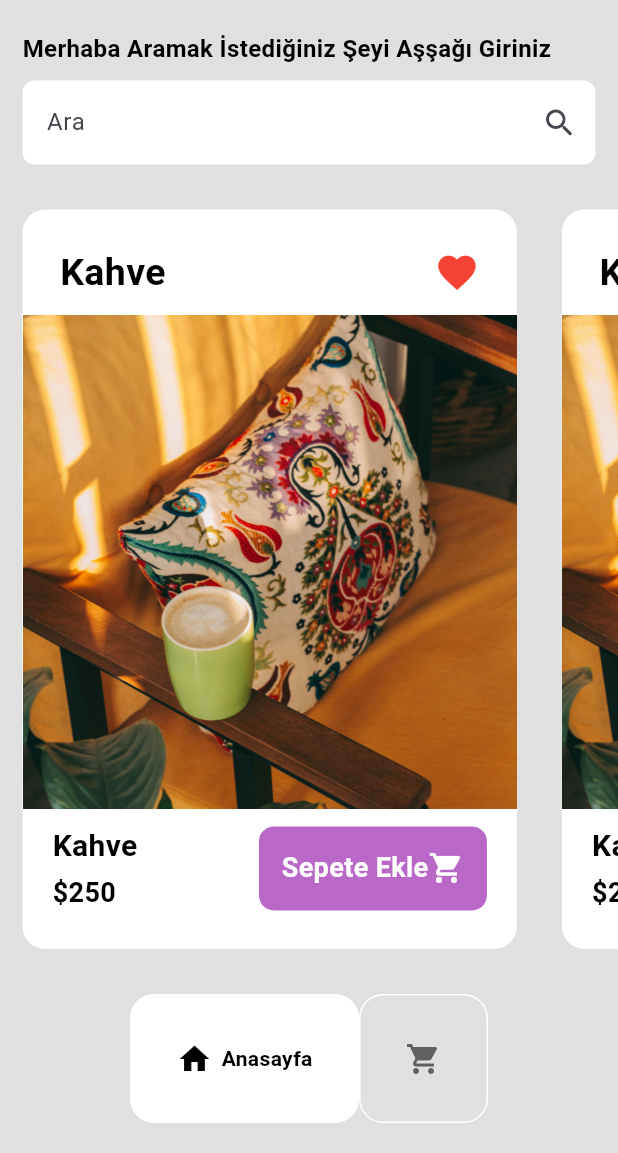
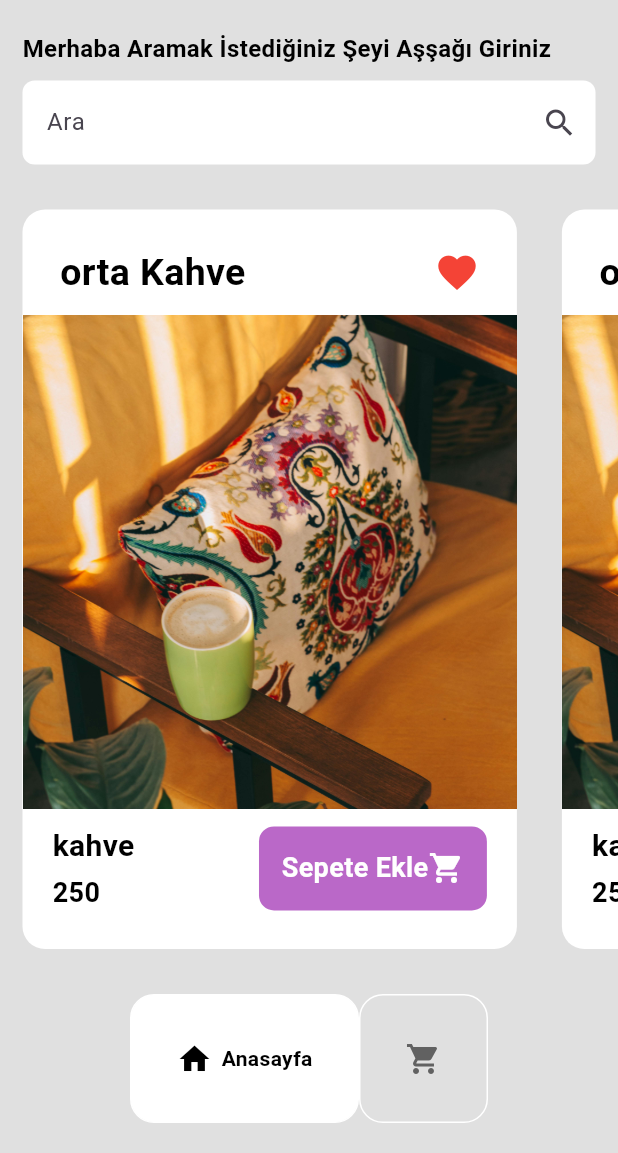
Before and after one commit to arslanahmet27/mobilUi, a Flutter app: the screen it shows once a user with an empty profile is signed in, on a phone screen of 412 x 824 dp, the part 83-1236 px from its top. Run offline on Flutter 3.47's test engine with Material 3 defaults, Android fonts, the light colour scheme and no system bars; drawn by our look-alikes of google_nav_bar; our stand-ins replace cloud_firestore, firebase_auth, firebase_core, lottie; accounts and stored records are empty.

Commit message:
commitleme tamamlandı

```diff
--- /dev/null
+++ b/lib/cart_model.dart
@@ -0,0 +1,59 @@
+import 'package:flutter/material.dart';
+
+class cartmodel extends ChangeNotifier {
+  final List shopping_cart = [
+    [
+      "orta Kahve",
+      Icons.favorite,
+      "lib/images/pexels-sedanur-kunuk-78972032-29866942.jpg",
+      "kahve",
+      "250"
+    ],
+    [
+      "ortanca kahve",
+      Icons.favorite,
+      "lib/images/pexels-sedanur-kunuk-78972032-29866942.jpg",
+      "kahe",
+      "250"
+    ],
+    [
+      "Küçük Kahve",
+      Icons.favorite,
+      "lib/images/pexels-sedanur-kunuk-78972032-29866942.jpg",
+      "kahve",
+      "250"
+    ],
+    [
+      "Büyük Kahve",
+      Icons.favorite,
+      "lib/images/pexels-sedanur-kunuk-78972032-29866942.jpg",
+      "kahve",
+      "250"
+    ],
+  ];
+
+  List _Sepetim = [];
+  get _shoppingcart => shopping_cart;
+
+  get Sepetim => _Sepetim;
+
+  void addspetimEkle(int index) {
+    _Sepetim.add(
+      _shoppingcart[index],
+    );
+    notifyListeners();
+  }
+
+  void removeSepetim(int index) {
+    _Sepetim.removeAt(index);
+    notifyListeners();
+  }
+
+  String collection() {
+    double totalPrice = 0;
+    for (var i = 0; i < _Sepetim.length; i++) {
+      totalPrice += double.parse(_Sepetim[i][1]);
+    }
+    return totalPrice.toStringAsFixed(2);
+  }
+}
--- a/lib/main.dart
+++ b/lib/main.dart
@@ -1,6 +1,8 @@
 import 'package:firebase_core/firebase_core.dart';
 import 'package:firebaseemobil/LoginPages/KayitKontrol.dart';
+import 'package:firebaseemobil/cart_model.dart';
 import 'package:flutter/material.dart';
+import 'package:provider/provider.dart';
 
 void main() async {
   WidgetsFlutterBinding.ensureInitialized();
@@ -13,9 +15,14 @@ class myapp extends StatelessWidget {
 
   @override
   Widget build(BuildContext context) {
-    return MaterialApp(
-      debugShowCheckedModeBanner: false,
-      home: Kayitkontrol(),
+    return ChangeNotifierProvider(
+      create: (context) {
+        return cartmodel();
+      },
+      builder: (context, child) => MaterialApp(
+        debugShowCheckedModeBanner: false,
+        home: Kayitkontrol(),
+      ),
     );
   }
 }
--- a/lib/models/AnaekranKutuclass.dart
+++ /dev/null
@@ -1,14 +0,0 @@
-import 'package:flutter/material.dart';
-
-class anaekran {
-  final String name;
-  final IconData emoji;
-  final String fiyat;
-  final String urunismi;
-
-  anaekran(
-      {required this.emoji,
-      required this.fiyat,
-      required this.name,
-      required this.urunismi});
-}
--- a/lib/pages/anaEkran.dart
+++ b/lib/pages/anaEkran.dart
@@ -1,6 +1,7 @@
-import 'package:firebaseemobil/models/AnaekranKutuclass.dart';
+import 'package:firebaseemobil/cart_model.dart';
 import 'package:firebaseemobil/pages/anaekranKutu.dart';
 import 'package:flutter/material.dart';
+import 'package:provider/provider.dart';
 
 class Anaekran extends StatelessWidget {
   const Anaekran({super.key});
@@ -56,17 +57,24 @@ class Anaekran extends StatelessWidget {
               height: 20,
             ),
             Expanded(
-              child: ListView.builder(
-                scrollDirection: Axis.horizontal,
-                itemCount: 4,
-                itemBuilder: (context, index) {
-                  return Anaekrankutu(
-                    kutu: anaekran(
-                      name: "Kahve",
-                      emoji: Icons.favorite,
-                      urunismi: "Kahve",
-                      fiyat: "\$250",
-                    ),
+              child: Consumer<cartmodel>(
+                builder: (context, value, child) {
+                  return ListView.builder(
+                    scrollDirection: Axis.horizontal,
+                    itemCount: value.shopping_cart.length,
+                    itemBuilder: (context, index) {
+                      return Anaekrankutu(
+                        name: value.shopping_cart[index][0],
+                        emoji: value.shopping_cart[index][1],
+                        urunismi: value.shopping_cart[index][3],
+                        fiyat: value.shopping_cart[index][4],
+                        onTap: () {
+                          Provider.of<cartmodel>(context, listen: false)
+                              .addspetimEkle(index);
+                        },
+                        resim: value.shopping_cart[index][2],
+                      );
+                    },
                   );
                 },
               ),
--- a/lib/pages/anaekranKutu.dart
+++ b/lib/pages/anaekranKutu.dart
@@ -1,16 +1,28 @@
-import 'package:firebaseemobil/models/AnaekranKutuclass.dart';
 import 'package:flutter/material.dart';
-import 'package:lottie/lottie.dart';
 
 // ignore: must_be_immutable
 class Anaekrankutu extends StatelessWidget {
-  anaekran kutu;
-  Anaekrankutu({super.key, required this.kutu});
+  final String name;
+  final IconData emoji;
+  final String urunismi;
+  final String fiyat;
+  void Function()? onTap;
+  final String resim;
+
+  Anaekrankutu(
+      {super.key,
+      required this.emoji,
+      required this.fiyat,
+      required this.name,
+      required this.urunismi,
+      required this.onTap,
+      required this.resim});
 
   @override
   Widget build(BuildContext context) {
     double _screenHeight = MediaQuery.of(context).size.height;
     double _screenwdith = MediaQuery.of(context).size.width;
+
     return Padding(
       padding: const EdgeInsets.symmetric(horizontal: 15, vertical: 10),
       child: Container(
@@ -31,14 +43,14 @@ class Anaekrankutu extends StatelessWidget {
                     mainAxisAlignment: MainAxisAlignment.spaceBetween,
                     children: [
                       Text(
-                        kutu.name,
+                        name,
                         style: TextStyle(
                             fontSize: 25,
                             fontWeight: FontWeight.bold,
                             color: Colors.black),
                       ),
                       Icon(
-                        kutu.emoji,
+                        emoji,
                         size: 30,
                         color: Colors.red,
                       ),
@@ -51,9 +63,7 @@ class Anaekrankutu extends StatelessWidget {
                   decoration: BoxDecoration(
                     color: Colors.white,
                     image: DecorationImage(
-                        image: AssetImage(
-                            "lib/images/pexels-sedanur-kunuk-78972032-29866942.jpg"),
-                        fit: BoxFit.cover),
+                        image: AssetImage(resim), fit: BoxFit.cover),
                   ),
                 ),
                 Padding(
@@ -66,7 +76,7 @@ class Anaekrankutu extends StatelessWidget {
                         crossAxisAlignment: CrossAxisAlignment.start,
                         children: [
                           Text(
-                            kutu.urunismi,
+                            urunismi,
                             style: TextStyle(
                               fontSize: 20,
                               color: Colors.black,
@@ -77,7 +87,7 @@ class Anaekrankutu extends StatelessWidget {
                             height: 4.0,
                           ),
                           Text(
-                            kutu.fiyat,
+                            fiyat,
                             style: TextStyle(
                                 fontSize: 18,
                                 fontWeight: FontWeight.bold,
@@ -87,7 +97,9 @@ class Anaekrankutu extends StatelessWidget {
                       ),
                       Row(
                         children: [
-                          Container(
+                          GestureDetector(
+                            onTap: onTap,
+                            child: Container(
                               padding: EdgeInsets.all(15),
                               decoration: BoxDecoration(
                                 color: Colors.purple.shade300,
@@ -109,6 +121,7 @@ class Anaekrankutu extends StatelessWidget {
                                 ],
                               ),
                             ),
+                          ),
                         ],
                       ),
                     ],
--- a/pubspec.yaml
+++ b/pubspec.yaml
@@ -40,6 +40,7 @@ dependencies:
   firebase_auth: ^5.3.4
   cloud_firestore: ^5.6.0
   google_nav_bar: ^5.0.7
+  provider:
 
 dev_dependencies:
   flutter_test:
```
Also changed, not shown: lib/pages/Sepetim.dart (+39 -6 lines), pubspec.lock. Lines whose indentation alone changed are shown as unchanged.
